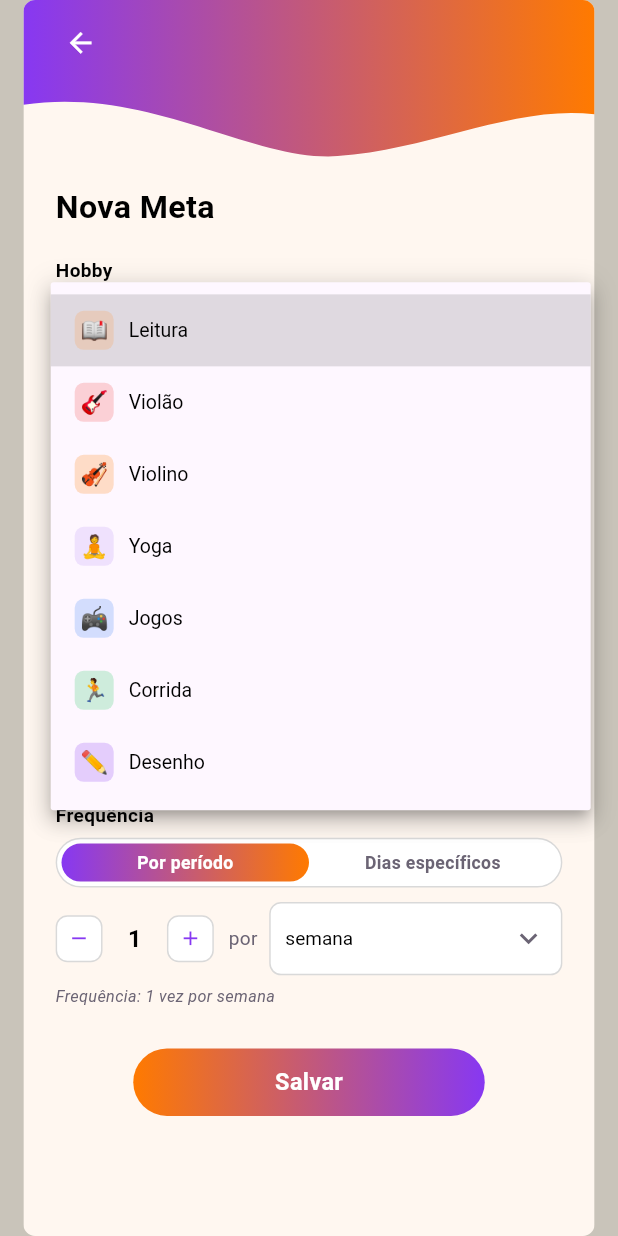
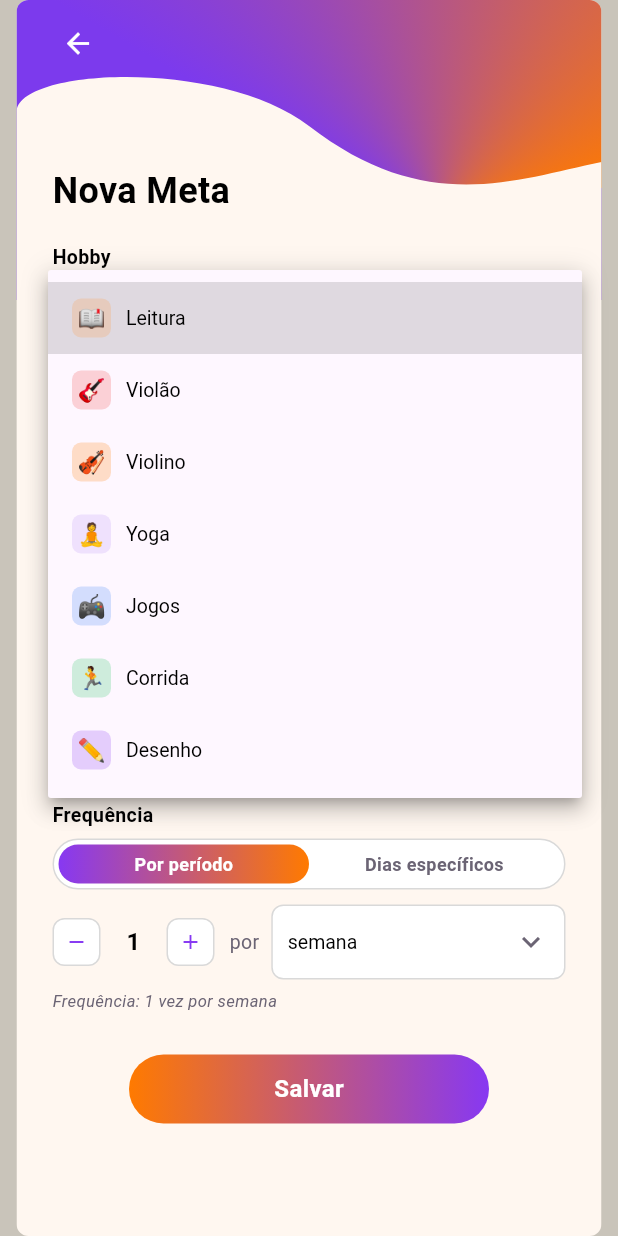
Before and after one commit to GuilhermeFGSantos/Mobile-HobbyTrack, a Flutter app: the TelaNovaMeta screen opened directly, after a tap on "selecione um hobby", on a phone screen of 412 x 824 dp. Run offline on Flutter 3.47's test engine with Material 3 defaults, Android fonts, the phone set to English and light mode, and no system bars; our stand-ins replace cloud_firestore, firebase_auth, firebase_core; accounts and stored records are empty.

Commit message:
width e padding

```diff
--- a/hobbytrack/lib/Telas/mobile_frame.dart
+++ b/hobbytrack/lib/Telas/mobile_frame.dart
@@ -1,9 +1,11 @@
 import 'package:flutter/material.dart';
 
 // Wrapper que renderiza o filho dentro de um "frame" de celular (390x844)
-// centralizado, com fundo cinza ao redor. Replica o visual usado pelo
-// AuthBackground (login/cadastro), permitindo que outras telas mantenham
-// a mesma aparência de mockup quando rodando no Chrome / desktop.
+// centralizado, com fundo cinza ao redor. Usa as MESMAS medidas e o mesmo
+// comportamento do HomeBackground (TelaCategorias): um Container de tamanho
+// fixo, sem FittedBox, para que a largura fique idêntica à das demais telas
+// (o FittedBox anterior escalava o quadro para caber na altura, encolhendo
+// a largura junto e deixando a tela mais estreita que a de Categorias).
 class MobileFrame extends StatelessWidget {
   final Widget child;
 
@@ -18,16 +20,14 @@ class MobileFrame extends StatelessWidget {
     return Scaffold(
       backgroundColor: _fundoFora,
       body: Center(
-        child: FittedBox(
-          fit: BoxFit.contain,
-          child: SizedBox(
-            width: _largura,
-            height: _altura,
-            child: ClipRRect(
-              borderRadius: BorderRadius.circular(8),
-              child: child,
-            ),
+        child: Container(
+          width: _largura,
+          height: _altura,
+          clipBehavior: Clip.antiAlias,
+          decoration: BoxDecoration(
+            borderRadius: BorderRadius.circular(8),
           ),
+          child: child,
         ),
       ),
     );
--- a/hobbytrack/lib/Telas/tela_nova_meta.dart
+++ b/hobbytrack/lib/Telas/tela_nova_meta.dart
@@ -1,4 +1,5 @@
 import 'package:flutter/material.dart';
+import 'auth_widgets.dart';
 import 'meta_model.dart';
 import 'mobile_frame.dart';
 
@@ -118,7 +119,7 @@ class _TelaNovaMetaState extends State<TelaNovaMeta> {
                 child: ConstrainedBox(
                   constraints: const BoxConstraints(maxWidth: 430),
                   child: Padding(
-                    padding: const EdgeInsets.symmetric(horizontal: 22),
+                    padding: const EdgeInsets.symmetric(horizontal: 24),
                     child: Column(
                       crossAxisAlignment: CrossAxisAlignment.start,
                       children: [
@@ -139,13 +140,13 @@ class _TelaNovaMetaState extends State<TelaNovaMeta> {
                             ),
                           ],
                         ),
-                        const SizedBox(height: 80),
+                        const SizedBox(height: 64),
 
                         Text(
                           editando ? 'Editar Meta' : 'Nova Meta',
                           style: const TextStyle(
-                            fontSize: 22,
-                            fontWeight: FontWeight.w700,
+                            fontSize: 24,
+                            fontWeight: FontWeight.bold,
                             color: Colors.black,
                           ),
                         ),
@@ -276,44 +277,46 @@ class _HeaderNovaMeta extends StatelessWidget {
 
   @override
   Widget build(BuildContext context) {
-    return CustomPaint(
-      size: const Size(double.infinity, 130),
-      painter: _NovaMetaHeaderPainter(),
+    // Mesmo header em onda multicolor da TelaCategorias (HomeBackground):
+    // faixa com SweepGradient roxo→laranja→roxo recortada pela HomeClipper.
+    return SizedBox(
+      height: 300,
+      width: double.infinity,
+      child: Stack(
+        children: [
+          Positioned(
+            top: 0,
+            left: 0,
+            right: 0,
+            child: Container(
+              height: 200,
+              decoration: const BoxDecoration(
+                gradient: SweepGradient(
+                  center: Alignment.topCenter,
+                  transform: GradientRotation(2.1),
+                  colors: [roxo, laranja, roxo],
+                  stops: [0.25, 0.63, 0.2],
+                ),
+              ),
+            ),
+          ),
+          Positioned.fill(
+            child: Align(
+              alignment: Alignment.topLeft,
+              child: ClipPath(
+                clipper: HomeClipper(),
+                child: Container(
+                  width: double.infinity,
+                  height: 300,
+                  color: _bgOffWhite,
+                ),
+              ),
+            ),
+          ),
+        ],
+      ),
     );
   }
-}
-
-class _NovaMetaHeaderPainter extends CustomPainter {
-  @override
-  void paint(Canvas canvas, Size size) {
-    final rect = Rect.fromLTWH(0, 0, size.width, size.height);
-    final paint = Paint()
-      ..shader = const LinearGradient(
-        colors: [_purple, _orange],
-        begin: Alignment.topLeft,
-        end: Alignment.topRight,
-      ).createShader(rect);
-
-    final path = Path();
-    path.lineTo(0, size.height * 0.55);
-    path.cubicTo(
-      size.width * 0.22, size.height * 0.45,
-      size.width * 0.40, size.height * 0.85,
-      size.width * 0.55, size.height * 0.82,
-    );
-    path.cubicTo(
-      size.width * 0.72, size.height * 0.78,
-      size.width * 0.86, size.height * 0.55,
-      size.width, size.height * 0.60,
-    );
-    path.lineTo(size.width, 0);
-    path.close();
-
-    canvas.drawPath(path, paint);
-  }
-
-  @override
-  bool shouldRepaint(covariant CustomPainter oldDelegate) => false;
 }
 
 class _Rotulo extends StatelessWidget {
```
